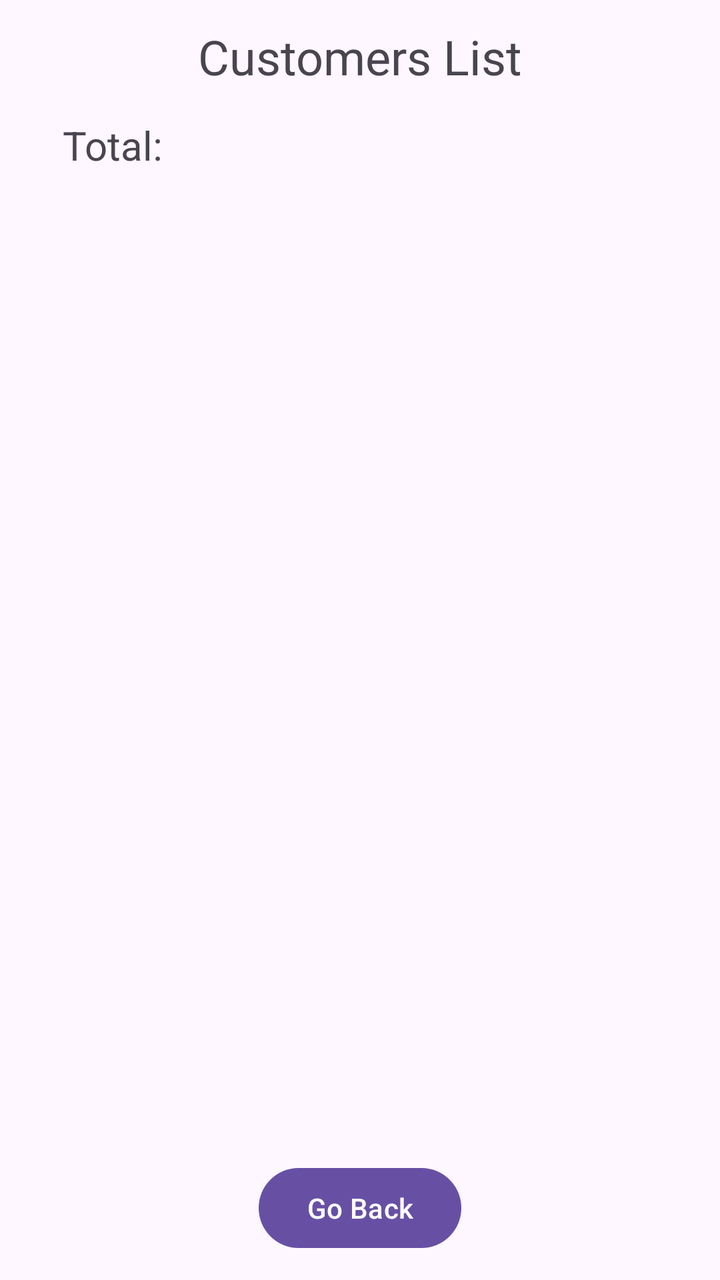
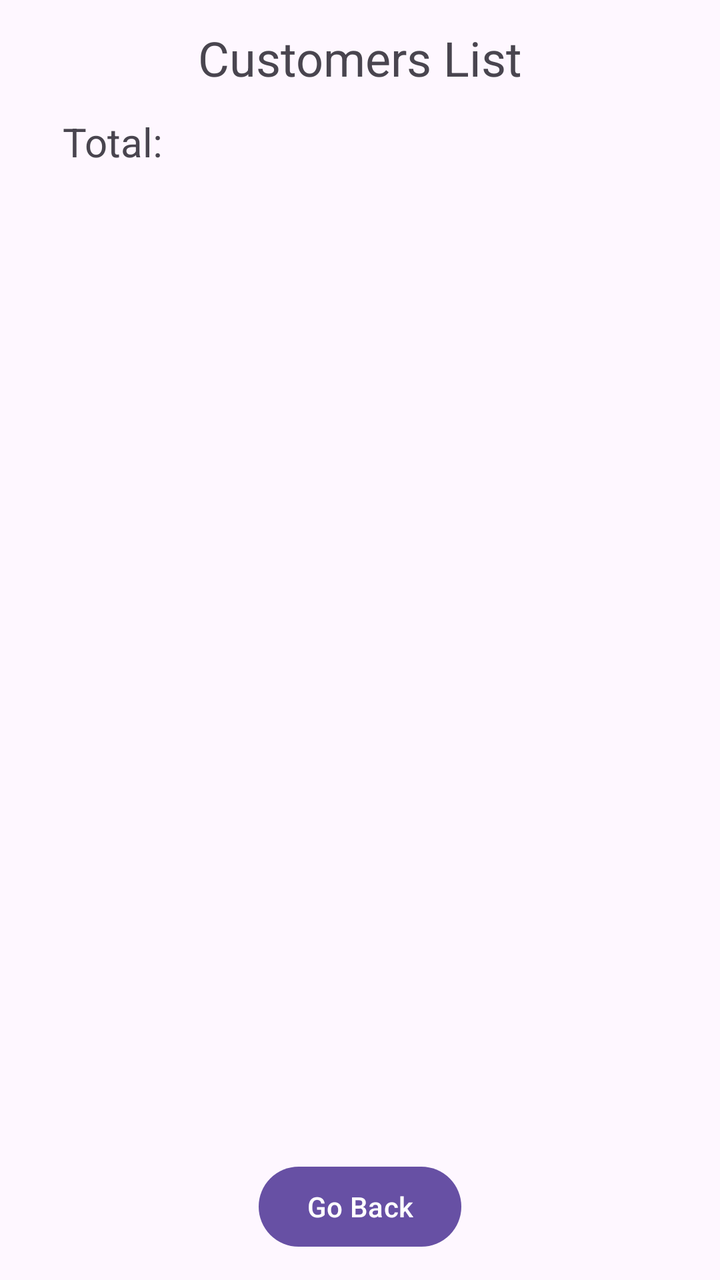

Compare the two renders of this Android layout. The source of the first and the diff that turns it into the second are given below.
<!-- AndroidManifest.xml: application theme Theme.ChocolateStorage -->
<!-- res/layout/show_all_customers_screen.xml -->
<?xml version="1.0" encoding="utf-8"?>
<androidx.constraintlayout.widget.ConstraintLayout xmlns:android="http://schemas.android.com/apk/res/android"
    xmlns:app="http://schemas.android.com/apk/res-auto"
    xmlns:tools="http://schemas.android.com/tools"
    android:id="@+id/main"
    android:layout_width="match_parent"
    android:layout_height="match_parent"
    tools:context=".ShowAllCustomersScreen">

    <TextView
        android:id="@+id/textView6"
        android:layout_width="167dp"
        android:layout_height="35dp"
        android:text="Customers List"
        android:textAlignment="center"
        android:textSize="24sp"
        app:layout_constraintBottom_toTopOf="@+id/textView9"
        app:layout_constraintEnd_toEndOf="parent"
        app:layout_constraintHorizontal_bias="0.5"
        app:layout_constraintStart_toStartOf="parent"
        app:layout_constraintTop_toTopOf="parent"
        app:layout_constraintVertical_bias="0.5" />

    <Button
        android:id="@+id/btn_showAllCustomersToHome"
        android:layout_width="wrap_content"
        android:layout_height="wrap_content"
        android:text="Go Back"
        app:layout_constraintBottom_toBottomOf="parent"
        app:layout_constraintEnd_toEndOf="parent"
        app:layout_constraintHorizontal_bias="0.5"
        app:layout_constraintStart_toStartOf="parent"
        app:layout_constraintTop_toBottomOf="@+id/lv_customers"
        app:layout_constraintVertical_bias="0.5" />

    <TextView
        android:id="@+id/textView9"
        android:layout_width="53dp"
        android:layout_height="28dp"
        android:text="Total:"
        android:textSize="20sp"
        app:layout_constraintBottom_toTopOf="@+id/lv_customers"
        app:layout_constraintEnd_toEndOf="parent"
        app:layout_constraintHorizontal_bias="0.102"
        app:layout_constraintStart_toStartOf="parent"
        app:layout_constraintTop_toBottomOf="@+id/textView6"
        app:layout_constraintVertical_bias="0.5" />

    <TextView
        android:id="@+id/tv_customersCount"
        android:layout_width="wrap_content"
        android:layout_height="wrap_content"
        android:textSize="20sp"
        app:layout_constraintBottom_toTopOf="@+id/lv_customers"
        app:layout_constraintEnd_toEndOf="parent"
        app:layout_constraintHorizontal_bias="0.25"
        app:layout_constraintStart_toStartOf="parent"
        app:layout_constraintTop_toBottomOf="@+id/textView6" />

    <ListView
        android:id="@+id/lv_customers"
        android:layout_width="336dp"
        android:layout_height="469dp"
        app:layout_constraintBottom_toTopOf="@+id/btn_showAllCustomersToHome"
        app:layout_constraintEnd_toEndOf="parent"
        app:layout_constraintHorizontal_bias="0.5"
        app:layout_constraintStart_toStartOf="parent"
        app:layout_constraintTop_toBottomOf="@+id/textView9"
        app:layout_constraintVertical_bias="0.5" />

</androidx.constraintlayout.widget.ConstraintLayout>
<!-- resources referenced by this layout -->
<resources>
  <style name="Theme.ChocolateStorage" parent="Base.Theme.ChocolateStorage" />
  <style name="Base.Theme.ChocolateStorage" parent="Theme.Material3.DayNight.NoActionBar">
          
          
      </style>
</resources>

<!-- the commit's change to res/layout/show_all_customers_screen.xml (unified diff, before → after) -->
@@ -9,8 +9,8 @@
 
     <TextView
         android:id="@+id/textView6"
-        android:layout_width="167dp"
-        android:layout_height="35dp"
+        android:layout_width="wrap_content"
+        android:layout_height="wrap_content"
         android:text="Customers List"
         android:textAlignment="center"
         android:textSize="24sp"
